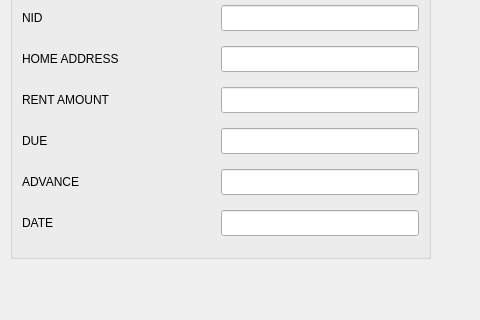
Old version of the form renter_search.ui in the repository faisal-ahmed-dev/HOME-RENTAL-MANAGEMENT; both pictures show x 0 to 480 and y 302 to 622 of the 962 by 622 pixel window.
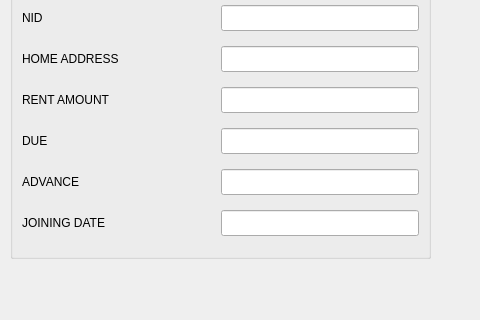
New version of the form.

The edit to the form file:
```diff
--- a/renter_search.ui
+++ b/renter_search.ui
@@ -532,7 +532,7 @@
          </size>
         </property>
         <property name="text">
-         <string>DATE</string>
+         <string>JOINING DATE</string>
         </property>
        </widget>
       </item>
```
